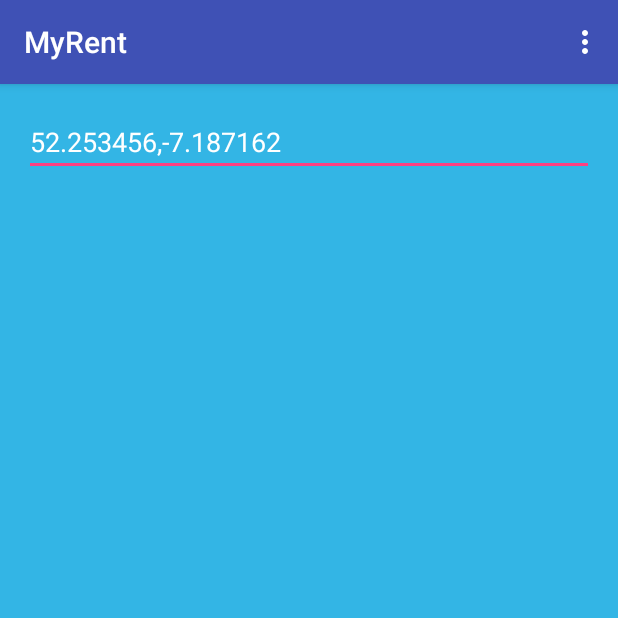
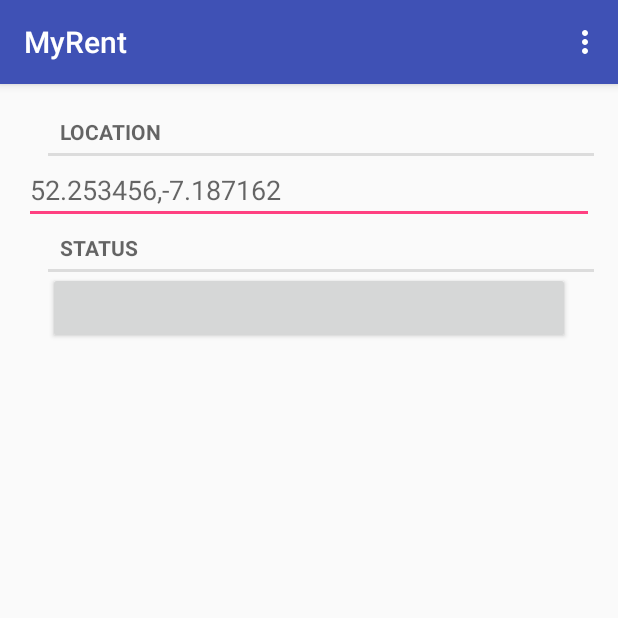
Before and after one commit to michaelfoy/android-myrent-labs, an Android app: the screen it shows after launch (MyRentActivity), on a phone screen of 412 x 824 dp, the top half of it. Run offline under Robolectric (Android 15) with nearby library versions, the phone set to English and light mode, and no system bars.

Commit message:
lab01-steps01,02,03

```diff
--- a/app/src/main/AndroidManifest.xml
+++ b/app/src/main/AndroidManifest.xml
@@ -8,7 +8,7 @@
         android:label="@string/app_name"
         android:supportsRtl="true"
         android:theme="@style/AppTheme">
-        <activity android:name=".MyRentActivity">
+        <activity android:name=".activities.MyRentActivity">
             <intent-filter>
                 <action android:name="android.intent.action.MAIN" />
 
--- a/app/src/main/java/org/wit/myrent/MyRentActivity.java
+++ b/app/src/main/java/org/wit/myrent/activities/MyRentActivity.java
@@ -1,4 +1,4 @@
-package org.wit.myrent;
+package org.wit.myrent.activities;
 
 import android.support.v7.app.AppCompatActivity;
 import android.os.Bundle;
@@ -6,6 +6,9 @@ import android.text.TextWatcher;
 import android.view.Menu;
 import android.text.Editable;
 import android.widget.EditText;
+
+import org.wit.myrent.R;
+import org.wit.myrent.models.Residence;
 
 public class MyRentActivity extends AppCompatActivity implements TextWatcher {
 
@@ -16,7 +19,7 @@ public class MyRentActivity extends AppCompatActivity implements TextWatcher {
     protected void onCreate(Bundle savedInstanceState)
     {
         super.onCreate(savedInstanceState);
-        setContentView(R.layout.activity_myrent);
+        setContentView(R.layout.activity_residence);
 
         geolocation = (EditText) findViewById(R.id.geolocation);
         residence = new Residence();
--- a/app/src/main/java/org/wit/myrent/Residence.java
+++ b/app/src/main/java/org/wit/myrent/models/Residence.java
@@ -1,4 +1,4 @@
-package org.wit.myrent;
+package org.wit.myrent.models;
 
 import java.util.Random;
 
--- a/app/src/main/res/layout/activity_myrent.xml
+++ /dev/null
@@ -1,22 +0,0 @@
-<?xml version="1.0" encoding="utf-8"?>
-<RelativeLayout xmlns:android="http://schemas.android.com/apk/res/android"
-    xmlns:tools="http://schemas.android.com/tools"
-    android:layout_width="match_parent"
-    android:layout_height="match_parent"
-    android:paddingBottom="@dimen/activity_vertical_margin"
-    android:paddingLeft="@dimen/activity_horizontal_margin"
-    android:paddingRight="@dimen/activity_horizontal_margin"
-    android:paddingTop="@dimen/activity_vertical_margin"
-    android:background="@color/blue"
-    tools:context="org.wit.myrent.MyRentActivity">
-
-    <EditText
-        android:id="@+id/geolocation"
-        android:layout_width="match_parent"
-        android:layout_height="wrap_content"
-        android:layout_alignParentLeft="true"
-        android:layout_alignParentRight="true"
-        android:textColor="@color/white"
-        android:textColorHint="@color/white"
-        android:hint="@string/geolocation_hint" />
-</RelativeLayout>
--- /dev/null
+++ b/app/src/main/res/layout/activity_residence.xml
@@ -0,0 +1,50 @@
+<?xml version="1.0" encoding="utf-8"?>
+<RelativeLayout xmlns:android="http://schemas.android.com/apk/res/android"
+    xmlns:tools="http://schemas.android.com/tools"
+    android:layout_width="match_parent"
+    android:layout_height="match_parent"
+    android:paddingBottom="@dimen/activity_vertical_margin"
+    android:paddingLeft="@dimen/activity_horizontal_margin"
+    android:paddingRight="@dimen/activity_horizontal_margin"
+    android:paddingTop="@dimen/activity_vertical_margin"
+    tools:context=".activities.MyRentActivity">
+
+    <EditText
+        android:id="@+id/geolocation"
+        android:layout_width="match_parent"
+        android:layout_height="wrap_content"
+        android:hint="@string/geolocation_hint"
+        android:layout_below="@+id/location"
+        android:layout_alignParentEnd="true" />
+
+    <Button
+        android:layout_width="fill_parent"
+        android:layout_height="wrap_content"
+        android:layout_marginLeft="16dp"
+        android:layout_marginRight="16dp"
+        android:text="@string/registrationDate"
+        android:id="@+id/registrationDate"
+        android:layout_below="@+id/statusTitle"
+        android:layout_centerHorizontal="true" />
+
+    <TextView
+        android:layout_width="match_parent"
+        android:layout_height="wrap_content"
+        android:textAppearance="?android:attr/textAppearanceLarge"
+        android:id="@+id/location"
+        android:layout_alignParentTop="true"
+        android:layout_alignStart="@+id/registrationDate"
+        style="?android:listSeparatorTextViewStyle"
+        android:text="@string/location" />
+
+    <TextView
+        android:layout_width="fill_parent"
+        android:layout_height="wrap_content"
+        android:textAppearance="?android:attr/textAppearanceLarge"
+        android:text="@string/statusTitle"
+        android:id="@+id/statusTitle"
+        android:layout_below="@+id/geolocation"
+        android:layout_alignStart="@+id/location"
+        style="?android:listSeparatorTextViewStyle"/>
+
+</RelativeLayout>
--- a/app/src/main/res/values/strings.xml
+++ b/app/src/main/res/values/strings.xml
@@ -3,4 +3,7 @@
     <string name="title_activity_myrent">MyRentActivity</string>
     <string name="geolocation_hint">52.253456,-7.187162</string>
     <string name="action_settings">Settings</string>
+    <string name="registrationDate" />
+    <string name="location">Location</string>
+    <string name="statusTitle">Status</string>
 </resources>
```
